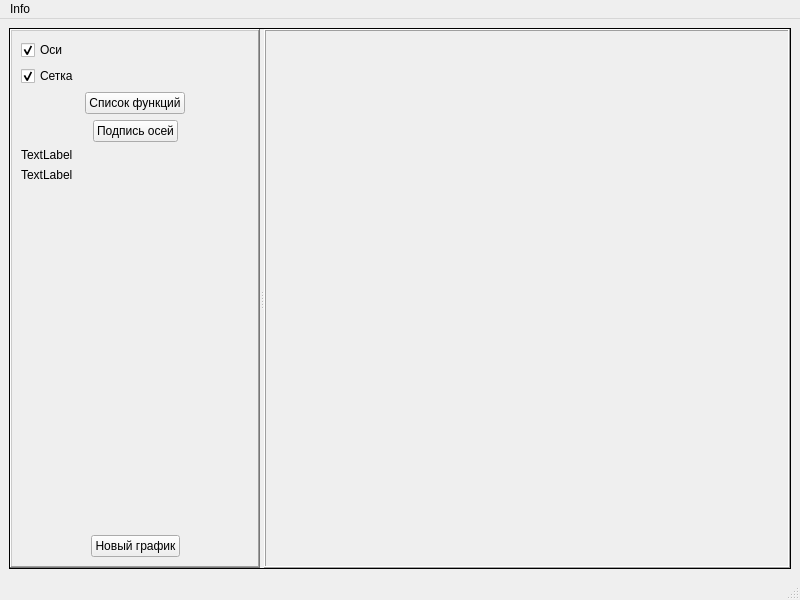
GirvitAlexander/Graph, file mainwindow/mainwindow.ui: the form before one commit.
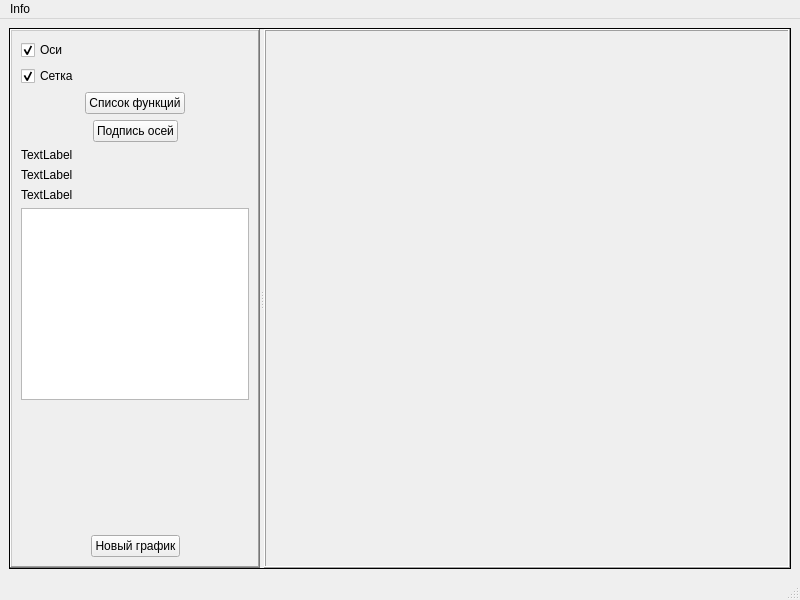
The form after the commit. Custom widgets are drawn as their Qt base class.

Commit message: Merge "master" with "test"

Patch:
```diff
--- a/mainwindow/mainwindow.ui
+++ b/mainwindow/mainwindow.ui
@@ -178,6 +178,16 @@
           </property>
          </widget>
         </item>
+        <item>
+         <widget class="QLabel" name="testNum">
+          <property name="text">
+           <string>TextLabel</string>
+          </property>
+         </widget>
+        </item>
+        <item>
+         <widget class="QTextBrowser" name="textBrowser"/>
+        </item>
         <item>
          <spacer name="verticalSpacer">
           <property name="orientation">
```
Left out of the diff: 2 changed lines with no effect on the pictures. The commit also changes 2 other files.
